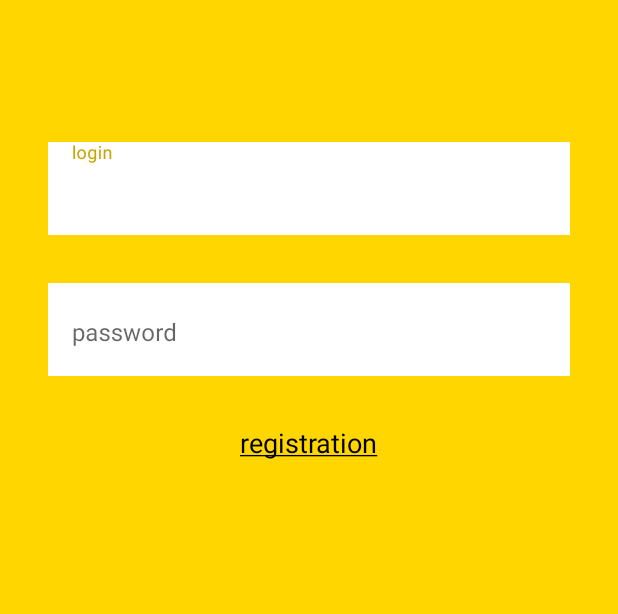
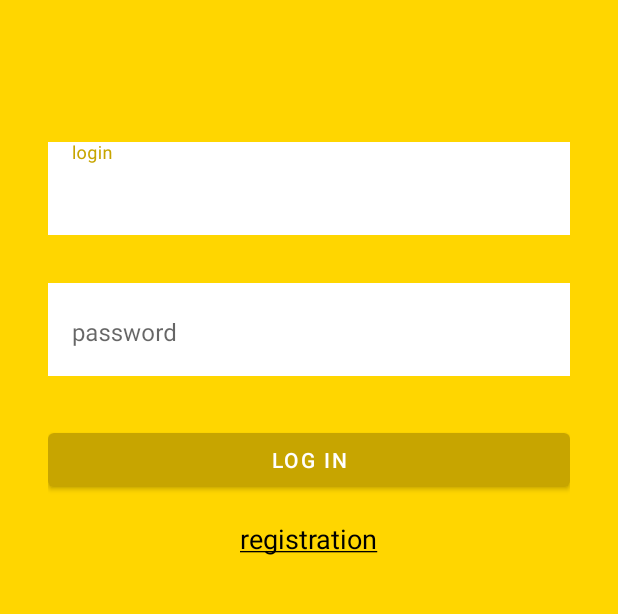
Before and after one commit to Hestonic/ArticleBlog, an Android app: the screen it shows after launch (MainActivity), on a phone screen of 412 x 824 dp, the part 359-973 px from its top. Run offline under Robolectric (Android 15) with nearby library versions, the phone set to English and light mode, and no system bars; our stand-ins replace navigation-ui.

Commit message:
Add button to XML code of login layout

```diff
--- a/app/src/main/res/layout/fragment_login.xml
+++ b/app/src/main/res/layout/fragment_login.xml
@@ -78,16 +78,26 @@
 
     </com.google.android.material.textfield.TextInputLayout>
 
+    <com.google.android.material.button.MaterialButton
+        android:id="@+id/login_button"
+        android:layout_width="match_parent"
+        android:layout_height="wrap_content"
+        android:text="@string/log_in"
+        android:layout_marginTop="32dp"
+        app:layout_constraintTop_toBottomOf="@id/password_layout"
+        app:layout_constraintEnd_toEndOf="parent"
+        app:layout_constraintStart_toStartOf="parent"
+        />
+
     <com.google.android.material.textview.MaterialTextView
         android:id="@+id/registration"
         android:layout_width="wrap_content"
         android:layout_height="wrap_content"
-        android:layout_marginBottom="32dp"
         android:text="@string/registration"
         android:textSize="18sp"
-        android:layout_marginTop="32dp"
+        android:layout_marginTop="16dp"
+        app:layout_constraintTop_toBottomOf="@id/login_button"
         app:layout_constraintEnd_toEndOf="parent"
-        app:layout_constraintStart_toStartOf="parent"
-        app:layout_constraintTop_toBottomOf="@+id/password_layout" />
+        app:layout_constraintStart_toStartOf="parent" />
 
 </androidx.constraintlayout.widget.ConstraintLayout>
--- a/app/src/main/res/values/strings.xml
+++ b/app/src/main/res/values/strings.xml
@@ -4,4 +4,5 @@
     <string name="login">login</string>
     <string name="password">password</string>
     <string name="registration"><u>registration</u></string>
+    <string name="log_in">Log in</string>
 </resources>
```
